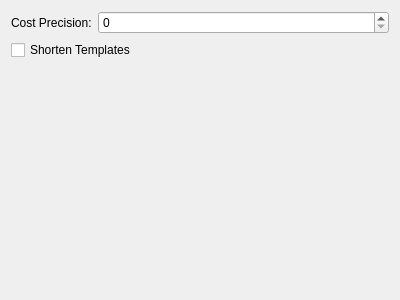
This is app/config.ui in KDE/massif-visualizer as Qt 5 draws it before an edit. The edited form follows.
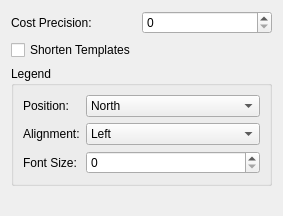
This is the edited form.

Commit message: Add logic to control legend position and font size.

Patch:
```diff
--- a/app/config.ui
+++ b/app/config.ui
@@ -6,11 +6,11 @@
    <rect>
     <x>0</x>
     <y>0</y>
-    <width>400</width>
-    <height>300</height>
+    <width>283</width>
+    <height>216</height>
    </rect>
   </property>
-  <layout class="QFormLayout" name="formLayout">
+  <layout class="QFormLayout" name="formLayout_2">
    <item row="0" column="0">
     <widget class="QLabel" name="costLabel">
      <property name="text">
@@ -21,7 +21,101 @@
    <item row="0" column="1">
     <widget class="QSpinBox" name="kcfg_PrettyCostPrecision"/>
    </item>
-   <item row="1" column="0" colspan="2">
+   <item row="2" column="0" colspan="2">
+    <widget class="QGroupBox" name="groupBox">
+     <property name="title">
+      <string>Legend</string>
+     </property>
+     <layout class="QFormLayout" name="formLayout">
+      <property name="fieldGrowthPolicy">
+       <enum>QFormLayout::AllNonFixedFieldsGrow</enum>
+      </property>
+      <item row="0" column="0">
+       <widget class="QLabel" name="legendPositionLabel">
+        <property name="text">
+         <string>Position:</string>
+        </property>
+       </widget>
+      </item>
+      <item row="0" column="1">
+       <widget class="QComboBox" name="kcfg_LegendPosition">
+        <item>
+         <property name="text">
+          <string>North</string>
+         </property>
+        </item>
+        <item>
+         <property name="text">
+          <string>East</string>
+         </property>
+        </item>
+        <item>
+         <property name="text">
+          <string>South</string>
+         </property>
+        </item>
+        <item>
+         <property name="text">
+          <string>West</string>
+         </property>
+        </item>
+        <item>
+         <property name="text">
+          <string>Floating</string>
+         </property>
+        </item>
+       </widget>
+      </item>
+      <item row="1" column="0">
+       <widget class="QLabel" name="legendAlignmentLabel">
+        <property name="text">
+         <string>Alignment:</string>
+        </property>
+       </widget>
+      </item>
+      <item row="1" column="1">
+       <widget class="QComboBox" name="kcfg_LegendAlignment">
+        <item>
+         <property name="text">
+          <string>Left</string>
+         </property>
+        </item>
+        <item>
+         <property name="text">
+          <string>Center</string>
+         </property>
+        </item>
+        <item>
+         <property name="text">
+          <string>Right</string>
+         </property>
+        </item>
+        <item>
+         <property name="text">
+          <string>Top</string>
+         </property>
+        </item>
+        <item>
+         <property name="text">
+          <string>Bottom</string>
+         </property>
+        </item>
+       </widget>
+      </item>
+      <item row="2" column="0">
+       <widget class="QLabel" name="legendFontSizeLabel">
+        <property name="text">
+         <string>Font Size:</string>
+        </property>
+       </widget>
+      </item>
+      <item row="2" column="1">
+       <widget class="QSpinBox" name="kcfg_LegendFontSize"/>
+      </item>
+     </layout>
+    </widget>
+   </item>
+   <item row="1" column="0">
     <widget class="QCheckBox" name="kcfg_ShortenTemplates">
      <property name="text">
       <string>Shorten Templates</string>
```
The commit also changes 4 other files.
